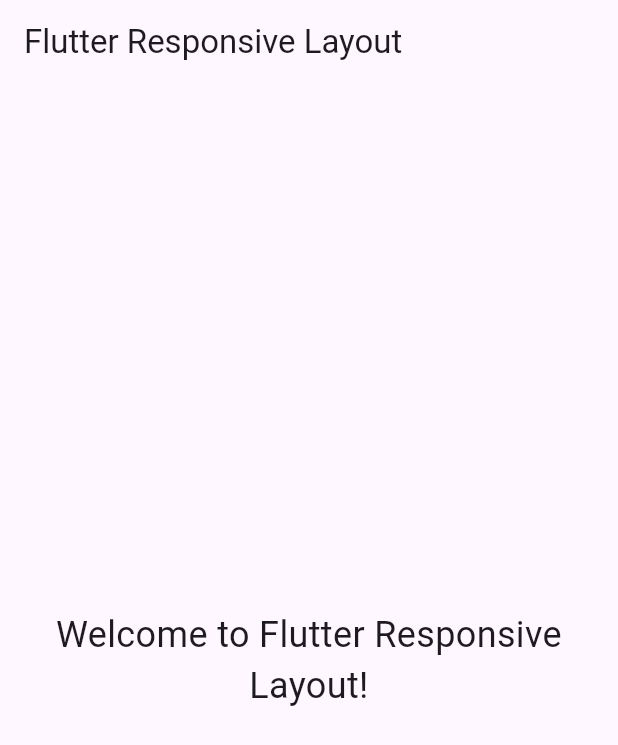
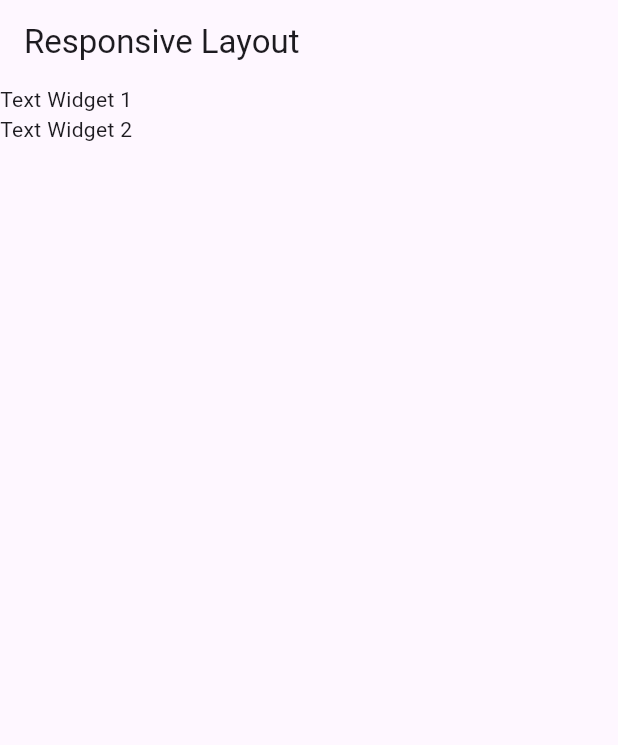
Before and after one commit to Pankaj-Suthar-25/flutter_responsive_layout, a Flutter app: the screen it shows after launch, on a phone screen of 412 x 824 dp. Shown: the top 745 px of the screen. Run offline on Flutter 3.47's test engine with Material 3 defaults, Android fonts, the phone set to English and light mode, and no system bars.

Commit message:
Responsive Layout

```diff
--- a/lib/main.dart
+++ b/lib/main.dart
@@ -14,18 +14,41 @@ class MyApp extends StatelessWidget {
       theme: ThemeData(
         primarySwatch: Colors.blue,
       ),
-      home: Scaffold(
-        appBar: AppBar(
-          title: Text('Flutter Responsive Layout'),
-        ),
-        body: const Center(
-          child: Text(
-            'Welcome to Flutter Responsive Layout!',
-            textAlign: TextAlign.center,
-            style: TextStyle(fontSize: 24),
-          ),
-        ),
-      ),
+      home: ResponsiveLayout(),
     );
   }
 }
+
+class ResponsiveLayout extends StatelessWidget {
+  const ResponsiveLayout({super.key});
+
+  @override
+  Widget build(BuildContext context) {
+    final screenWidth = MediaQuery.of(context).size.width;
+
+    return Scaffold(
+      appBar: AppBar(title: Text('Responsive Layout')),
+      body: screenWidth > 600 ? _buildRow() : _buildColumn(),
+    );
+  }
+
+  Widget _buildRow() {
+    return Row(
+      mainAxisAlignment: MainAxisAlignment.spaceAround,
+      children: [
+        Text('Text Widget 1'),
+        Text('Text Widget 2'),
+      ],
+    );
+  }
+
+  Widget _buildColumn() {
+    return Column(
+      mainAxisAlignment: MainAxisAlignment.start,
+      children: [
+        Text('Text Widget 1'),
+        Text('Text Widget 2'),
+      ],
+    );
+  }
+}
```
